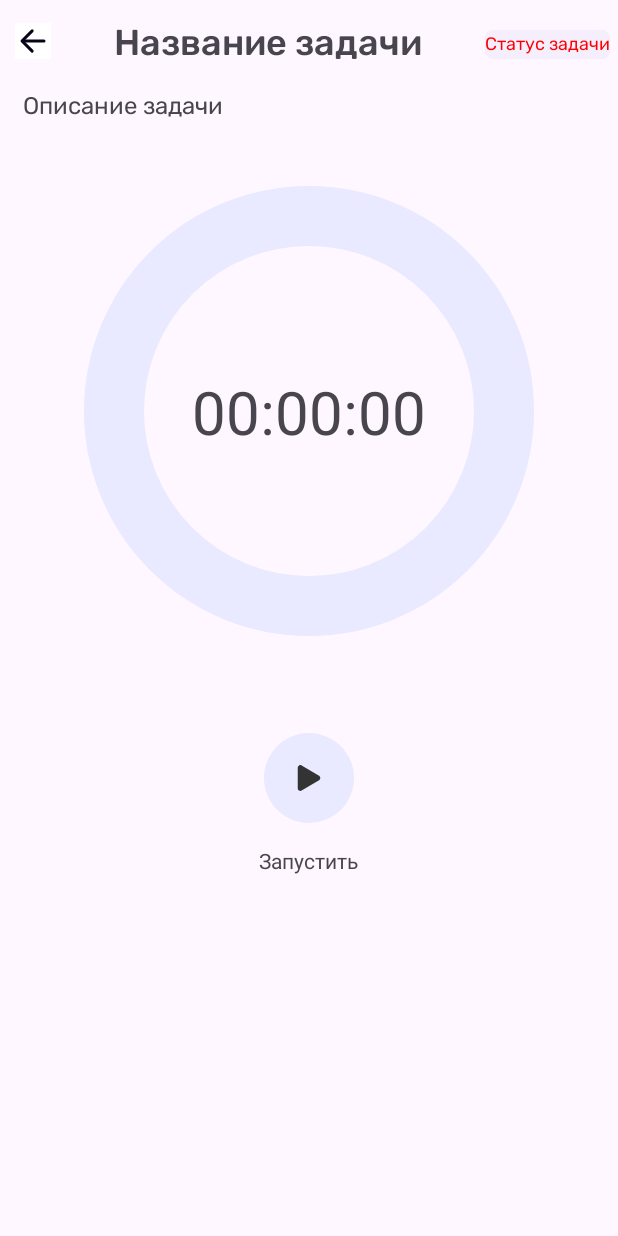
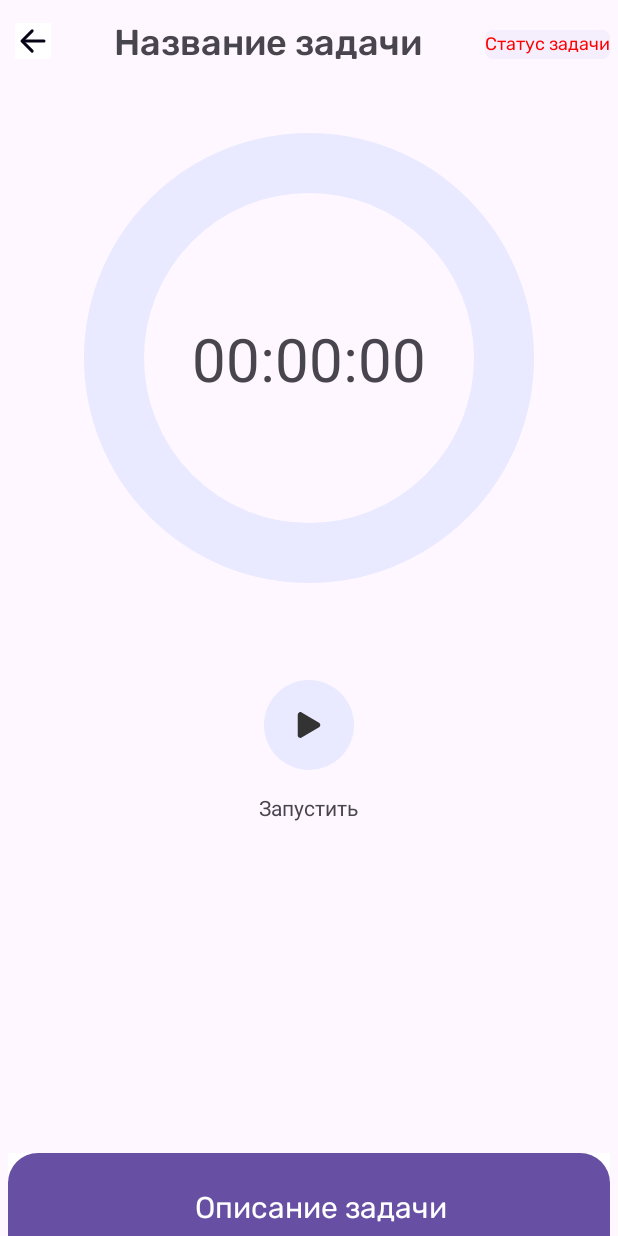
Before and after one commit to KuzminID/OmegaTracker, an Android app: the IssueTimerActivity screen opened directly, with no data from a screen before it, on a phone screen of 412 x 824 dp. Run offline under Robolectric (Android 15) with nearby library versions, the phone set to English and light mode, and no system bars; libraries missing offline, so code that uses them is left out: com.omegar.mvp; pictures from the network do not load; 3 statements that could not run were skipped.

Commit message:
Fixed switch between IssuesActivity and IssueTimerActivity

```diff
--- a/app/src/main/java/com/example/omegatracker/ui/activities/issues/IssuesActivity.kt
+++ b/app/src/main/java/com/example/omegatracker/ui/activities/issues/IssuesActivity.kt
@@ -55,6 +55,11 @@ class IssuesActivity : BaseActivity(), IssuesView, IssuesCallback {
         binding = ActivityIssuesBinding.inflate(layoutInflater)
         setContentView(binding.root)
         initialization()
+    }
+
+    override fun onResume() {
+        super.onResume()
+        issuesPresenter.checkIssuesChanged()
     }
 
     override fun initialization() {
--- a/app/src/main/java/com/example/omegatracker/ui/activities/issues/IssuesPresenter.kt
+++ b/app/src/main/java/com/example/omegatracker/ui/activities/issues/IssuesPresenter.kt
@@ -83,6 +83,14 @@ class IssuesPresenter : BasePresenter<IssuesView>() {
         return issues.sortedByDescending { it.isActive }
     }
 
+    fun checkIssuesChanged() {
+        launch{
+            val issues = sortIssues(userRepositoryImpl.getAllIssuesFromDB())
+            restartIssues(issues)
+            viewState.setIssuesToRV(issues)
+        }
+    }
+
     fun filterIssuesByType(filterType: IssuesFilterType, issues : List<Issue>) : List<Issue> {
         return when (filterType) {
             IssuesFilterType.All -> {
--- a/app/src/main/java/com/example/omegatracker/ui/activities/timer/IssueTimerActivity.kt
+++ b/app/src/main/java/com/example/omegatracker/ui/activities/timer/IssueTimerActivity.kt
@@ -62,8 +62,6 @@ class IssueTimerActivity : BaseActivity(), IssueTimerView {
 
         //If back btn clicked move to previous activity
         binding.issueTimerBackBtn.setOnClickListener {
-            val intent = Intent(this, IssuesActivity::class.java)
-            startActivity(intent)
             finish()
         }
 
@@ -94,7 +92,7 @@ class IssueTimerActivity : BaseActivity(), IssueTimerView {
     }
 
     override fun setIssuesInfo(issue: Issue) {
-        binding.issueTimerDescription.text = issue.description
+        binding.issuesBottomSheetToolbar.descriptionContent.text = issue.description
         binding.issueTimerStatus.text = getString(issue.state.stateName)
         binding.issueTimerSummary.text = issue.summary
         updateTimer(issue)
--- a/app/src/main/java/com/example/omegatracker/ui/activities/timer/IssueTimerPresenter.kt
+++ b/app/src/main/java/com/example/omegatracker/ui/activities/timer/IssueTimerPresenter.kt
@@ -62,6 +62,7 @@ class IssueTimerPresenter : BasePresenter<IssueTimerView>() {
         controller.pauseIssue(issue)
     }
 
+
     fun getIssueData(issueId: String) {
         launch {
             issue = repository.getIssueByIDFromDB(issueId) ?: Issue(
--- a/app/src/main/res/layout/activity_issue_timer.xml
+++ b/app/src/main/res/layout/activity_issue_timer.xml
@@ -1,7 +1,11 @@
 <?xml version="1.0" encoding="utf-8"?>
-<androidx.constraintlayout.widget.ConstraintLayout xmlns:android="http://schemas.android.com/apk/res/android"
+<androidx.coordinatorlayout.widget.CoordinatorLayout
+    xmlns:android="http://schemas.android.com/apk/res/android"
     xmlns:app="http://schemas.android.com/apk/res-auto"
     xmlns:tools="http://schemas.android.com/tools"
+    android:layout_width="match_parent"
+    android:layout_height="match_parent">
+<androidx.constraintlayout.widget.ConstraintLayout
     android:layout_width="match_parent"
     android:layout_height="match_parent"
     tools:context=".ui.activities.timer.IssueTimerActivity">
@@ -48,26 +52,13 @@
         app:layout_constraintRight_toRightOf="parent"
         app:layout_constraintTop_toTopOf="parent" />
 
-    <TextView
-        android:id="@+id/issue_timer_description"
-        android:layout_width="match_parent"
-        android:layout_height="wrap_content"
-        android:layout_marginHorizontal="15dp"
-        android:layout_marginVertical="10dp"
-        android:fontFamily="@font/rubik_regular"
-        android:maxLines="5"
-        android:text="@string/issue_desc_filler"
-        android:textSize="16sp"
-        app:layout_constraintTop_toBottomOf="@+id/issue_timer_summary"
-        tools:layout_editor_absoluteX="15dp" />
-
     <com.example.omegatracker.customDrawables.CustomProgressBar
         android:id="@+id/issue_timer_progressbar"
         android:layout_width="300dp"
         android:layout_height="0dp"
         android:layout_marginVertical="25dp"
         app:layout_constraintHeight_percent="0.4"
-        app:layout_constraintTop_toBottomOf="@id/issue_timer_description"
+        app:layout_constraintTop_toBottomOf="@id/issue_timer_summary"
         app:layout_constraintLeft_toLeftOf="parent"
         app:layout_constraintRight_toRightOf="parent" />
 
@@ -186,3 +177,8 @@
     </LinearLayout>
 
 </androidx.constraintlayout.widget.ConstraintLayout>
+
+    <include
+        android:id="@+id/issuesBottomSheetToolbar"
+        layout="@layout/include_issue_timer_description" />
+</androidx.coordinatorlayout.widget.CoordinatorLayout>
--- /dev/null
+++ b/app/src/main/res/layout/include_issue_timer_description.xml
@@ -0,0 +1,52 @@
+<?xml version="1.0" encoding="utf-8"?>
+<LinearLayout xmlns:android="http://schemas.android.com/apk/res/android"
+    xmlns:app="http://schemas.android.com/apk/res-auto"
+    android:id="@+id/authBottomSheet"
+    android:layout_width="match_parent"
+    android:layout_height="match_parent"
+    android:orientation="vertical"
+    android:background="@color/white"
+    android:layout_marginHorizontal="5dp"
+    android:layout_marginBottom="5dp"
+    app:behavior_peekHeight="@dimen/auth_bottom_sheet_header_peek_height"
+    app:layout_behavior="@string/bottom_sheet_behavior">
+
+    <androidx.appcompat.widget.Toolbar
+        android:id="@+id/issuesBottomSheetToolbar"
+        android:gravity="center"
+        android:layout_height="@dimen/auth_bottom_sheet_header_height"
+        android:background="@drawable/auth_button_shape"
+        android:layout_width="match_parent">
+
+        <TextView
+            android:layout_width="match_parent"
+            android:layout_height="wrap_content"
+            android:text="@string/issue_desc_filler"
+            android:textColor="@color/white"
+            android:gravity="center"
+            android:textSize="20sp"
+            android:fontFamily="@font/rubik_regular" />
+    </androidx.appcompat.widget.Toolbar>
+
+    <androidx.core.widget.NestedScrollView
+        android:layout_width="match_parent"
+        android:layout_height="wrap_content"
+        android:background="@color/white"
+        android:orientation="vertical"
+        android:layout_marginRight="@dimen/content_margin"
+        android:layout_marginLeft="@dimen/content_margin"
+        app:behavior_hideable="false"
+        android:clipToPadding="true"
+        app:behavior_skipCollapsed="true">
+
+        <TextView
+            android:id="@+id/description_content"
+            android:layout_width="match_parent"
+            android:layout_height="wrap_content"
+            android:gravity="center"
+            android:textSize="18sp"
+            android:fontFamily="@font/rubik_regular"/>
+
+    </androidx.core.widget.NestedScrollView>
+
+</LinearLayout>
```
Also changed, not shown: 2 other files.
